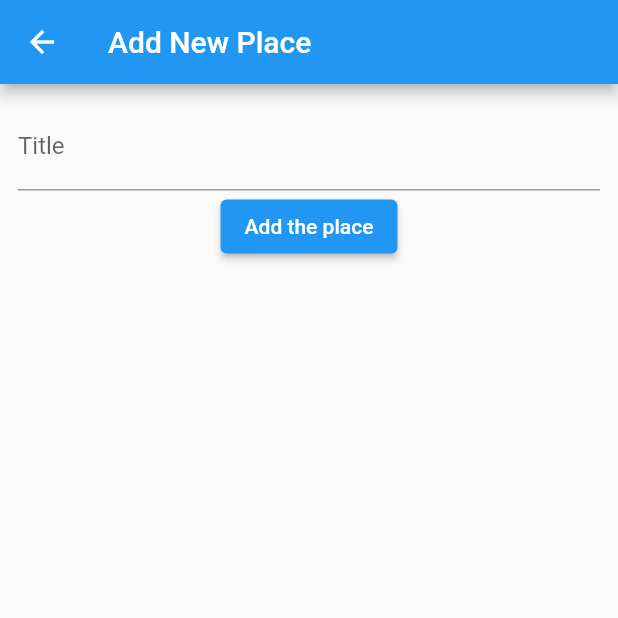
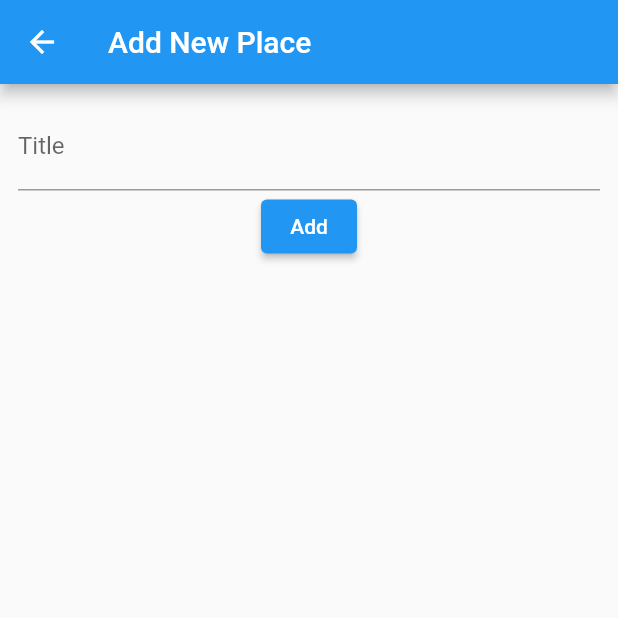
Before and after one commit to iHamza7/Native-features, a Flutter app: the AddPlaceScreen screen opened directly, on a phone screen of 412 x 824 dp, the top half of it. Run offline on Flutter 3.47's test engine with Material 2 defaults, Android fonts, the phone set to English and light mode, and no system bars.

Commit message:
lib changed

```diff
--- a/lib/screens/addplacesscreen.dart
+++ b/lib/screens/addplacesscreen.dart
@@ -32,7 +32,7 @@ class _AddPlaceScreenState extends State<AddPlaceScreen> {
             ),
             ElevatedButton(
               onPressed: () {},
-              child: const Text('Add the place'),
+              child: const Text('Add'),
             ),
           ],
         ),
```
